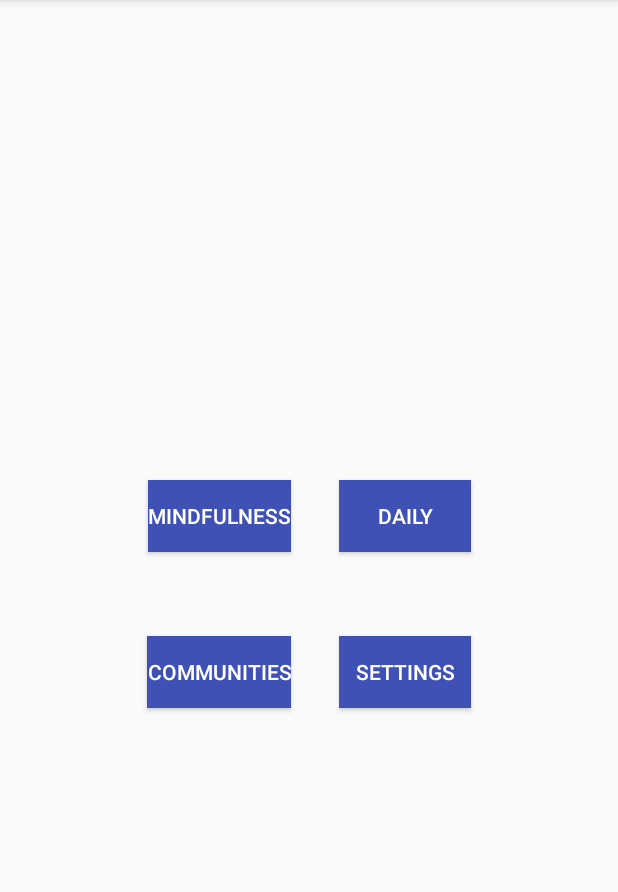
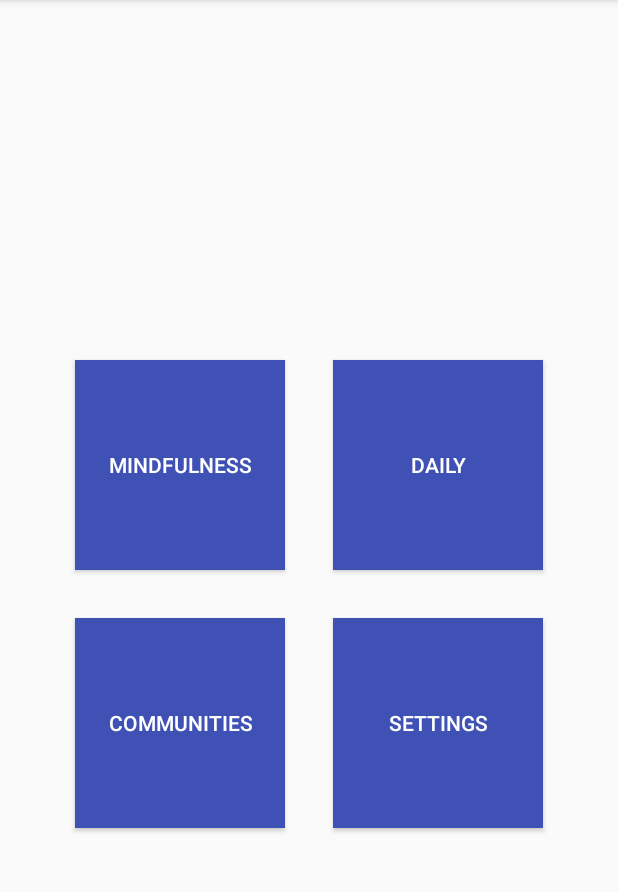
Before and after one commit to daneography/BreathEasy-AndroidStudio, an Android app: the fragment mainMenuFragment placed in its activity, on a phone screen of 412 x 824 dp, the part 84-976 px from its top. Run offline under Robolectric (Android 15) with nearby library versions, the phone set to English and light mode, and no system bars.

Commit message:
Version 0.6.1
I hope it's fixed

```diff
--- a/app/src/main/res/layout/fragment_main_menu.xml
+++ b/app/src/main/res/layout/fragment_main_menu.xml
@@ -14,8 +14,8 @@
     <android.support.v7.widget.AppCompatButton
         android:id="@+id/btnMindfulness"
         android:layout_gravity="center"
-        android:layout_width="match_parent"
-        android:layout_height="wrap_content"
+        android:layout_width="140dp"
+        android:layout_height="140dp"
         android:layout_marginBottom="16dp"
         android:layout_marginLeft="16dp"
         android:layout_marginRight="16dp"
@@ -27,12 +27,12 @@
     <android.support.v7.widget.AppCompatButton
         android:id="@+id/btnCommunities"
         android:layout_gravity="center"
-        android:layout_width="match_parent"
-        android:layout_height="wrap_content"
+        android:layout_width="140dp"
+        android:layout_height="140dp"
         android:layout_marginBottom="16dp"
         android:layout_marginLeft="16dp"
         android:layout_marginRight="16dp"
-        android:layout_marginTop="40dp"
+        android:layout_marginTop="16dp"
         android:background="@color/colorPrimary"
         android:text="Communities"
         android:textColor="@android:color/white" />
@@ -40,8 +40,8 @@
     <android.support.v7.widget.AppCompatButton
         android:id="@+id/btnDaily"
         android:layout_gravity="center"
-        android:layout_width="match_parent"
-        android:layout_height="wrap_content"
+        android:layout_width="140dp"
+        android:layout_height="140dp"
         android:layout_marginBottom="16dp"
         android:layout_marginLeft="16dp"
         android:layout_marginRight="16dp"
@@ -53,12 +53,12 @@
     <android.support.v7.widget.AppCompatButton
         android:id="@+id/btnSettings"
         android:layout_gravity="center"
-        android:layout_width="match_parent"
-        android:layout_height="wrap_content"
+        android:layout_width="140dp"
+        android:layout_height="140dp"
         android:layout_marginBottom="16dp"
         android:layout_marginLeft="16dp"
         android:layout_marginRight="16dp"
-        android:layout_marginTop="40dp"
+        android:layout_marginTop="16dp"
         android:background="@color/colorPrimary"
         android:text="Settings"
         android:textColor="@android:color/white" />
```
